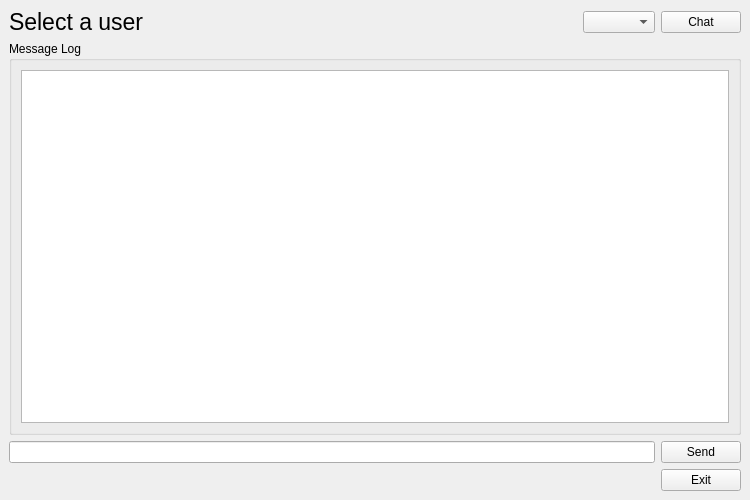
Before: the Qt Designer form chatScreen.ui in elroydsouza/MessagingApp-SDI, drawn with Qt 5.
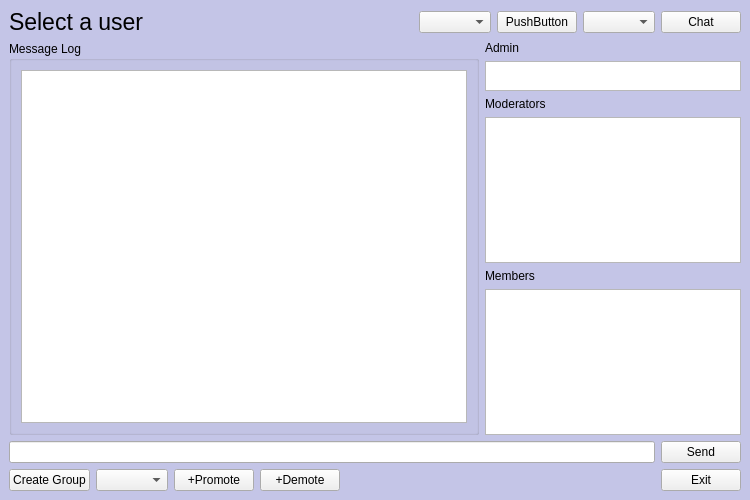
After: the same form once the commit is applied.

Commit message: Added group chat skeleton

Patch:
```diff
--- a/chatScreen.ui
+++ b/chatScreen.ui
@@ -13,7 +13,10 @@
   <property name="windowTitle">
    <string>MainWindow</string>
   </property>
-  <widget class="QWidget" name="centralwidget">
+  <widget class="QWidget" name="chatPanel">
+   <property name="styleSheet">
+    <string notr="true">#chatPanel {background-color: rgb(196, 197, 231)}</string>
+   </property>
    <layout class="QVBoxLayout" name="verticalLayout">
     <item>
      <layout class="QHBoxLayout" name="horizontalLayout_4">
@@ -45,6 +48,16 @@
         </property>
        </spacer>
       </item>
+      <item>
+       <widget class="QComboBox" name="comboBoxGroupChats"/>
+      </item>
+      <item>
+       <widget class="QPushButton" name="buttonGroupChat">
+        <property name="text">
+         <string>PushButton</string>
+        </property>
+       </widget>
+      </item>
       <item>
        <widget class="QComboBox" name="comboBoxUsers"/>
       </item>
@@ -58,16 +71,108 @@
      </layout>
     </item>
     <item>
-     <widget class="QGroupBox" name="messageLogPanel">
-      <property name="title">
-       <string>Message Log</string>
-      </property>
-      <layout class="QVBoxLayout" name="verticalLayout_2">
-       <item>
-        <widget class="QPlainTextEdit" name="messageLog"/>
-       </item>
-      </layout>
-     </widget>
+     <layout class="QHBoxLayout" name="horizontalLayout">
+      <item>
+       <widget class="QGroupBox" name="messageLogPanel">
+        <property name="sizePolicy">
+         <sizepolicy hsizetype="Preferred" vsizetype="Preferred">
+          <horstretch>0</horstretch>
+          <verstretch>0</verstretch>
+         </sizepolicy>
+        </property>
+        <property name="title">
+         <string>Message Log</string>
+        </property>
+        <layout class="QVBoxLayout" name="verticalLayout_2">
+         <item>
+          <widget class="QPlainTextEdit" name="messageLog"/>
+         </item>
+        </layout>
+       </widget>
+      </item>
+      <item>
+       <layout class="QVBoxLayout" name="verticalLayout_3">
+        <item>
+         <widget class="QLabel" name="labelAdmin">
+          <property name="text">
+           <string>Admin</string>
+          </property>
+         </widget>
+        </item>
+        <item>
+         <widget class="QListView" name="listViewAdmin">
+          <property name="enabled">
+           <bool>true</bool>
+          </property>
+          <property name="sizePolicy">
+           <sizepolicy hsizetype="Fixed" vsizetype="Fixed">
+            <horstretch>0</horstretch>
+            <verstretch>0</verstretch>
+           </sizepolicy>
+          </property>
+          <property name="minimumSize">
+           <size>
+            <width>0</width>
+            <height>0</height>
+           </size>
+          </property>
+          <property name="maximumSize">
+           <size>
+            <width>16777215</width>
+            <height>30</height>
+           </size>
+          </property>
+         </widget>
+        </item>
+        <item>
+         <widget class="QLabel" name="lableModerators">
+          <property name="text">
+           <string>Moderators</string>
+          </property>
+         </widget>
+        </item>
+        <item>
+         <widget class="QListView" name="listViewModerators">
+          <property name="sizePolicy">
+           <sizepolicy hsizetype="Fixed" vsizetype="Expanding">
+            <horstretch>0</horstretch>
+            <verstretch>0</verstretch>
+           </sizepolicy>
+          </property>
+          <property name="minimumSize">
+           <size>
+            <width>0</width>
+            <height>0</height>
+           </size>
+          </property>
+         </widget>
+        </item>
+        <item>
+         <widget class="QLabel" name="labelMembers">
+          <property name="text">
+           <string>Members</string>
+          </property>
+         </widget>
+        </item>
+        <item>
+         <widget class="QListView" name="listViewMembers">
+          <property name="sizePolicy">
+           <sizepolicy hsizetype="Fixed" vsizetype="Expanding">
+            <horstretch>0</horstretch>
+            <verstretch>0</verstretch>
+           </sizepolicy>
+          </property>
+          <property name="minimumSize">
+           <size>
+            <width>0</width>
+            <height>0</height>
+           </size>
+          </property>
+         </widget>
+        </item>
+       </layout>
+      </item>
+     </layout>
     </item>
     <item>
      <layout class="QHBoxLayout" name="horizontalLayout_3">
@@ -91,6 +196,30 @@
       <property name="topMargin">
        <number>0</number>
       </property>
+      <item>
+       <widget class="QPushButton" name="buttonCreateGroup">
+        <property name="text">
+         <string>Create Group</string>
+        </property>
+       </widget>
+      </item>
+      <item>
+       <widget class="QComboBox" name="comboBoxMembers"/>
+      </item>
+      <item>
+       <widget class="QPushButton" name="buttonPromote">
+        <property name="text">
+         <string>+Promote</string>
+        </property>
+       </widget>
+      </item>
+      <item>
+       <widget class="QPushButton" name="buttonDemote">
+        <property name="text">
+         <string>+Demote</string>
+        </property>
+       </widget>
+      </item>
       <item>
        <spacer name="horizontalSpacer">
         <property name="orientation">
```
The commit also changes 8 other files.
